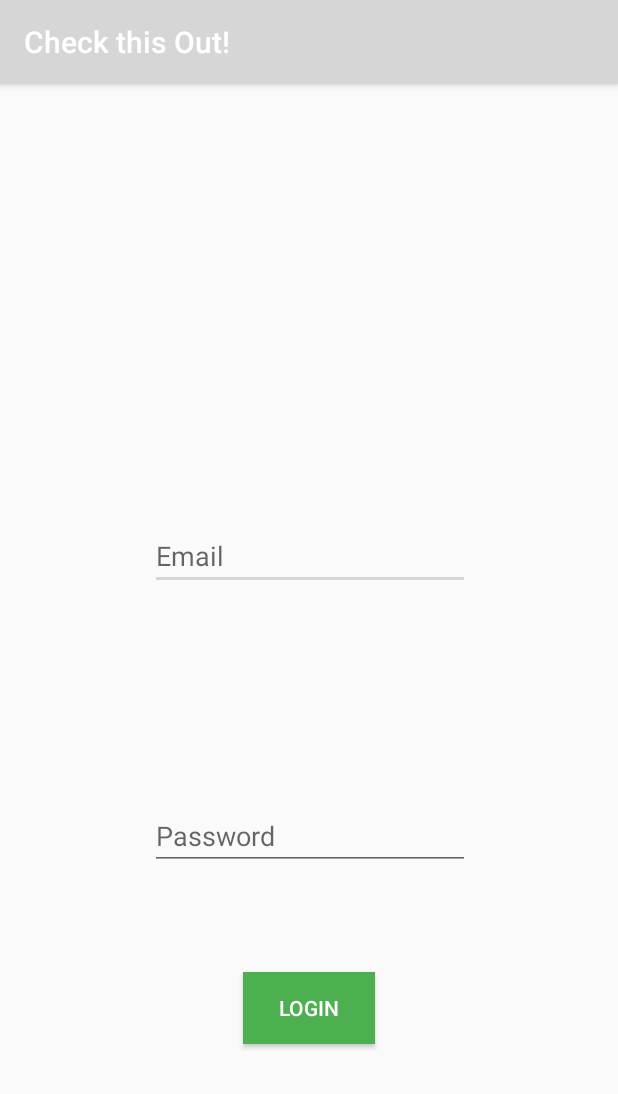
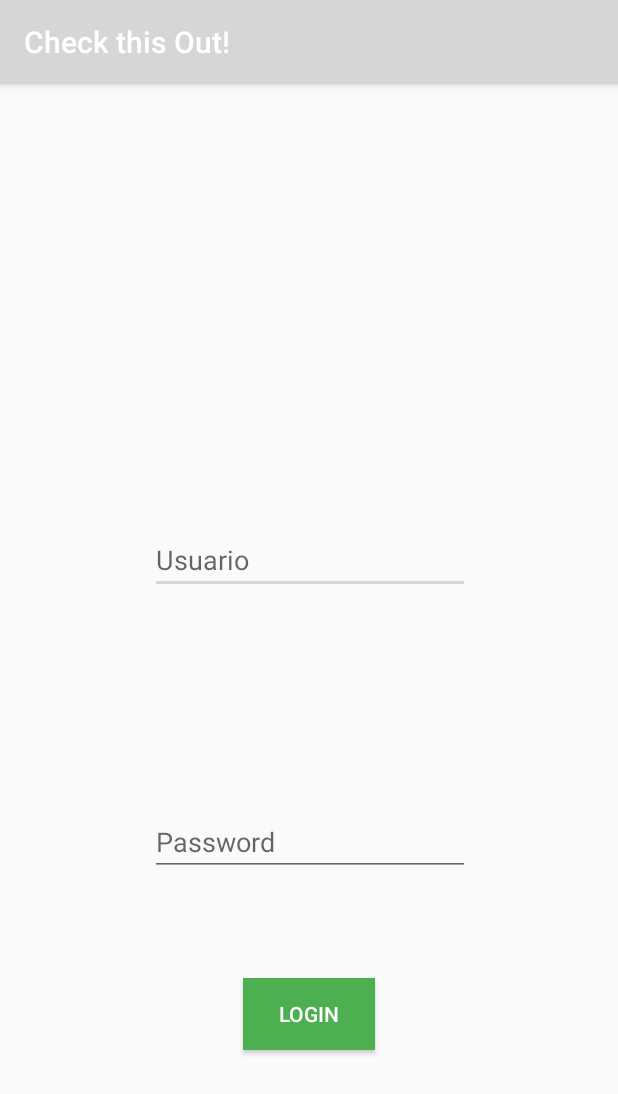
Before and after one commit to SalviGG/CheckThisOut, an Android app: the screen it shows after launch (Login), on a phone screen of 412 x 824 dp. Shown: the top 1094 px of the screen. Run offline under Robolectric (Android 15) with nearby library versions, the light colour scheme and no system bars.

Commit message:
Implementación Login

```diff
--- a/app/src/main/java/com/example/pablorjd/CheckThisOut/Login.java
+++ b/app/src/main/java/com/example/pablorjd/CheckThisOut/Login.java
@@ -2,12 +2,13 @@ package com.example.pablorjd.CheckThisOut;
 
 import android.support.v7.app.AppCompatActivity;
 import android.os.Bundle;
+import android.view.View;
 import android.widget.Button;
 import android.widget.EditText;
 
 public class Login extends AppCompatActivity {
 
-    EditText etEmail;
+    EditText etUsername;
     EditText etPassword;
     Button btnLogin;
 
@@ -16,5 +17,19 @@ public class Login extends AppCompatActivity {
     protected void onCreate(Bundle savedInstanceState) {
         super.onCreate(savedInstanceState);
         setContentView(R.layout.activity_login);
+
+        etUsername = (EditText)findViewById(R.id.etUsername);
+        etPassword = (EditText)findViewById(R.id.etPassword);
+        btnLogin = (Button)findViewById(R.id.btnLogin);
+
+    }
+
+    public void onLogin(View view){
+        String username = etUsername.getText().toString();
+        String password = etPassword.getText().toString();
+        String type = "login";
+        BackgroundWorker backgroundWorker = new BackgroundWorker(this);
+        backgroundWorker.execute(type,username,password);
+
     }
 }
--- a/app/src/main/res/layout/activity_login.xml
+++ b/app/src/main/res/layout/activity_login.xml
@@ -7,7 +7,7 @@
     tools:context=".Login">
 
     <EditText
-        android:id="@+id/etEmail"
+        android:id="@+id/etUsername"
         android:layout_width="wrap_content"
         android:layout_height="wrap_content"
         android:layout_marginBottom="8dp"
@@ -15,8 +15,8 @@
         android:layout_marginStart="8dp"
         android:layout_marginTop="8dp"
         android:ems="10"
-        android:hint="Email"
-        android:inputType="textEmailAddress"
+        android:hint="Usuario"
+        android:inputType="text"
         app:layout_constraintBottom_toTopOf="@+id/etPassword"
         app:layout_constraintEnd_toEndOf="parent"
         app:layout_constraintHorizontal_bias="0.503"
@@ -43,7 +43,7 @@
         android:id="@+id/btnLogin"
         android:layout_width="wrap_content"
         android:layout_height="wrap_content"
-        android:layout_marginBottom="128dp"
+        android:layout_marginBottom="124dp"
         android:layout_marginEnd="8dp"
         android:layout_marginStart="8dp"
         android:background="#4caf50"
@@ -51,6 +51,7 @@
         android:textColor="@android:color/white"
         app:layout_constraintBottom_toBottomOf="parent"
         app:layout_constraintEnd_toEndOf="parent"
-        app:layout_constraintStart_toStartOf="parent" />
+        app:layout_constraintStart_toStartOf="parent"
+        android:onClick="onLogin"/>
 
 </android.support.constraint.ConstraintLayout>
```
Also changed, not shown: app/src/main/java/com/example/pablorjd/CheckThisOut/BackgroundWorker.java (added, +83 -0 lines).
